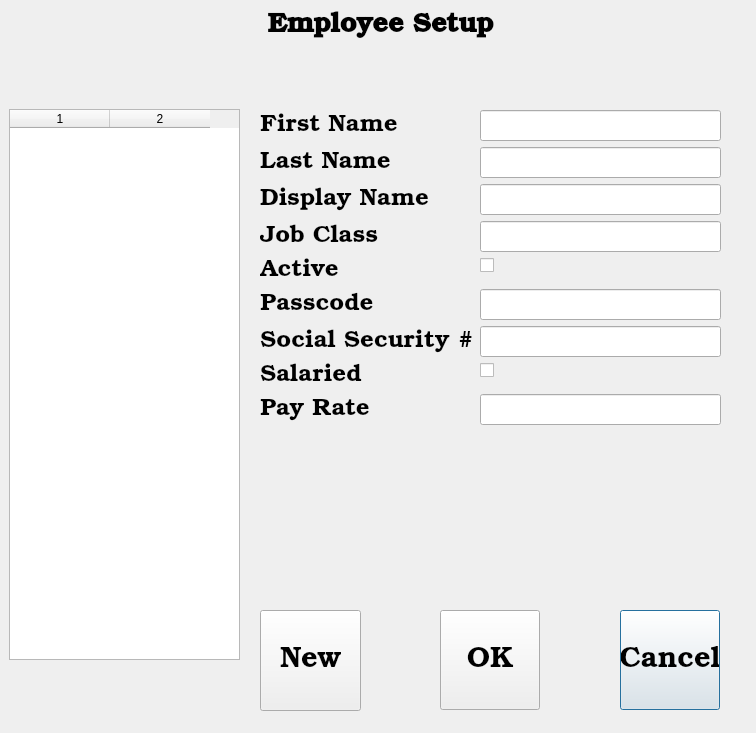
Old version of the form QTDesigner/employee_setup.ui in the repository mudman266/pypos.
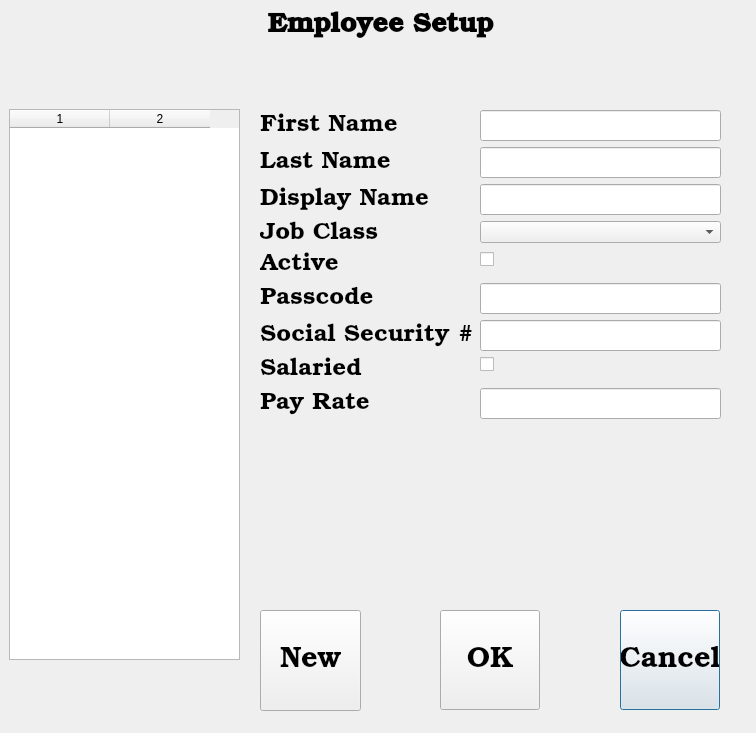
New version of the form.

Commit message: Change job class to a dropdown in employee setup

The edit to the form file:
```diff
--- a/QTDesigner/employee_setup.ui
+++ b/QTDesigner/employee_setup.ui
@@ -170,16 +170,6 @@
       </property>
      </widget>
     </item>
-    <item row="3" column="1">
-     <widget class="QLineEdit" name="txt_job_class">
-      <property name="font">
-       <font>
-        <family>Bookman Old Style</family>
-        <pointsize>16</pointsize>
-       </font>
-      </property>
-     </widget>
-    </item>
     <item row="4" column="0">
      <widget class="QLabel" name="lbl_active">
       <property name="font">
@@ -327,6 +317,9 @@
       </property>
      </widget>
     </item>
+    <item row="3" column="1">
+     <widget class="QComboBox" name="job_class_combo_box"/>
+    </item>
    </layout>
   </widget>
   <widget class="QPushButton" name="btn_cancel">
```
The commit also changes 4 other files.
